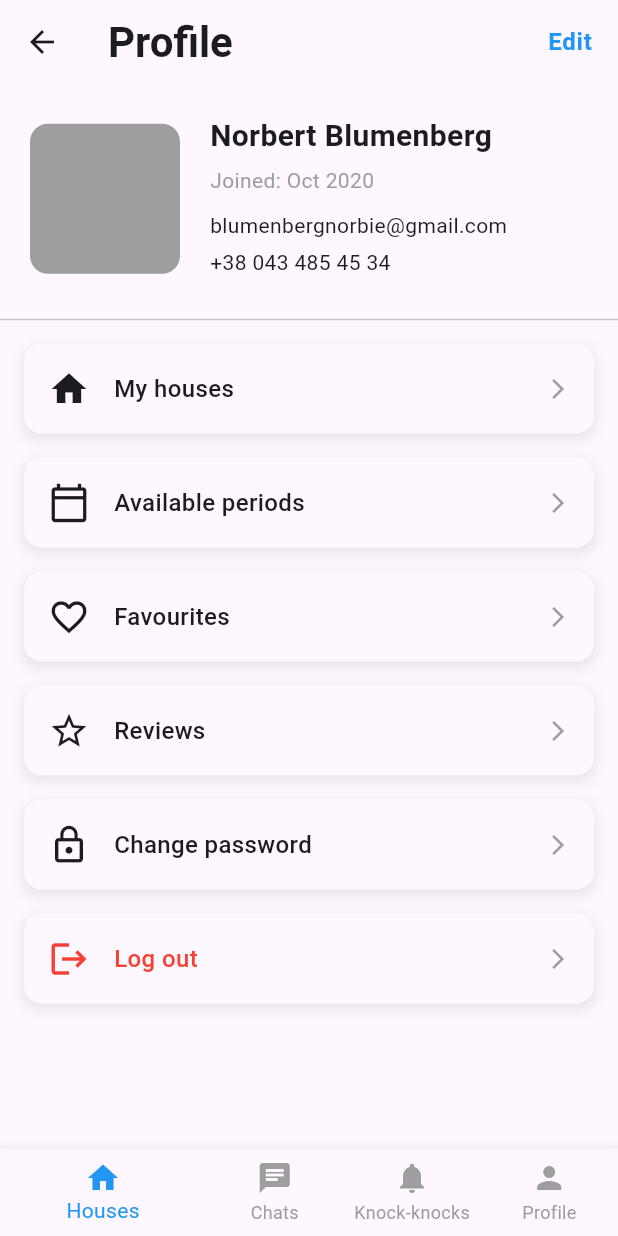
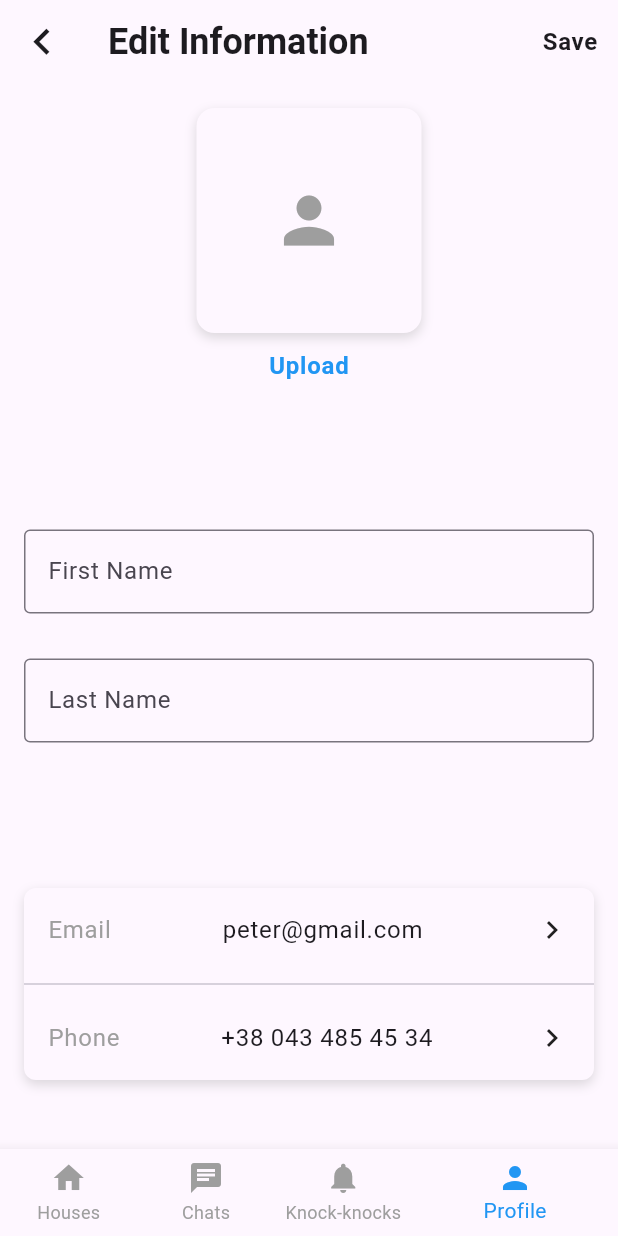
Before and after one commit to BekhruzMakhmudov/figma, a Flutter app: the ProfileScreen screen opened directly, after a tap on "Edit", on a phone screen of 412 x 824 dp. Run offline on Flutter 3.47's test engine with Material 3 defaults, Android fonts, the phone set to English and light mode, and no system bars.

Commit message:
Added new profile_edit_screen

```diff
--- a/lib/screen/house_screen.dart
+++ b/lib/screen/house_screen.dart
@@ -73,9 +73,11 @@ class _HouseScreenState extends State<HouseScreen> {
               SizedBox(
                 width: double.infinity,
                 height: 200,
-                child: ClipRRect(
-                  borderRadius: BorderRadius.circular(10),
-                  child: Container(color: Colors.grey),
+                child: Container(
+                  decoration: BoxDecoration(
+                    borderRadius: BorderRadius.circular(8),
+                    color: Colors.grey,
+                  ),
                 ),
               ),
               SizedBox(height: 12),
--- /dev/null
+++ b/lib/screen/profile_edit_screen.dart
@@ -0,0 +1,209 @@
+import 'package:flutter/material.dart';
+
+class ProfileEditScreen extends StatefulWidget {
+  const ProfileEditScreen({super.key});
+
+  @override
+  State<ProfileEditScreen> createState() => _ProfileEditScreenState();
+}
+
+class _ProfileEditScreenState extends State<ProfileEditScreen> {
+  int _currentIndex = 3;
+
+  final TextEditingController firstNameController = TextEditingController();
+
+  final TextEditingController lastNameController = TextEditingController();
+
+  final TextEditingController emailController = TextEditingController();
+
+  final TextEditingController phoneController = TextEditingController();
+
+  @override
+  Widget build(BuildContext context) {
+    return Scaffold(
+      appBar: AppBar(
+        title: Text(
+          'Edit Information',
+          style: Theme.of(context)
+              .textTheme
+              .headlineSmall
+              ?.copyWith(fontWeight: FontWeight.bold),
+        ),
+        leading: IconButton(
+          icon: Icon(
+            Icons.keyboard_arrow_left,
+            size: 35,
+          ),
+          onPressed: () => Navigator.of(context).pop(),
+        ),
+        actions: [
+          TextButton(
+            onPressed: () {},
+            child: Text(
+              'Save',
+              style: Theme.of(context)
+                  .textTheme
+                  .bodyLarge
+                  ?.copyWith(fontWeight: FontWeight.bold),
+            ),
+          ),
+        ],
+      ),
+      body: Padding(
+        padding: const EdgeInsets.all(16.0),
+        child: Column(
+          crossAxisAlignment: CrossAxisAlignment.start,
+          mainAxisAlignment: MainAxisAlignment.spaceBetween,
+          children: [
+            Center(
+              child: GestureDetector(
+                onTap: () {},
+                child: Column(
+                  children: [
+                    Container(
+                      width: 150,
+                      height: 150,
+                      decoration: BoxDecoration(
+                          color: Theme.of(context).colorScheme.surface,
+                          borderRadius:
+                              BorderRadius.circular(12), // Rounded corners
+                          boxShadow: [
+                            BoxShadow(
+                              color: Colors.grey.withAlpha(90),
+                              blurRadius: 6,
+                              offset: const Offset(0, 3),
+                            ),
+                          ]),
+                      child: Icon(Icons.person, color: Colors.grey, size: 50),
+                    ),
+                    SizedBox(height: 10),
+                    Text(
+                      'Upload',
+                      style: Theme.of(context).textTheme.bodyLarge?.copyWith(
+                            color: Colors.blue,
+                            fontWeight: FontWeight.bold,
+                          ),
+                    ),
+                  ],
+                ),
+              ),
+            ),
+            Column(
+              children: [
+                TextField(
+                  controller: firstNameController,
+                  decoration: InputDecoration(
+                    labelText: 'First Name',
+                    border: OutlineInputBorder(),
+                  ),
+                ),
+                SizedBox(height: 30),
+                TextField(
+                  controller: lastNameController,
+                  decoration: InputDecoration(
+                    labelText: 'Last Name',
+                    border: OutlineInputBorder(),
+                  ),
+                ),
+              ],
+            ),
+            Container(
+              margin: const EdgeInsets.only(bottom: 30),
+              decoration: BoxDecoration(
+                color: Theme.of(context).colorScheme.surface,
+                borderRadius: BorderRadius.circular(8),
+                boxShadow: [
+                  BoxShadow(
+                    color: Colors.grey.withAlpha(90),
+                    blurRadius: 6,
+                    offset: const Offset(0, 3),
+                  ),
+                ],
+              ),
+              child: Column(
+                children: [
+                  Padding(
+                    padding: const EdgeInsets.all(16.0),
+                    child: GestureDetector(
+                      child: Row(
+                        mainAxisAlignment: MainAxisAlignment.spaceBetween,
+                        children: [
+                          Text(
+                            "Email",
+                            style: Theme.of(context)
+                                .textTheme
+                                .bodyLarge
+                                ?.copyWith(color: Colors.grey),
+                          ),
+                          Text(
+                            'peter@gmail.com',
+                            style: Theme.of(context).textTheme.bodyLarge,
+                          ),
+                          Icon(Icons.keyboard_arrow_right),
+                        ],
+                      ),
+                      onTap: () {},
+                    ),
+                  ),
+                  Divider(),
+                  Padding(
+                    padding: const EdgeInsets.all(16.0),
+                    child: GestureDetector(
+                      child: Row(
+                        mainAxisAlignment: MainAxisAlignment.spaceBetween,
+                        children: [
+                          Text(
+                            "Phone",
+                            style: Theme.of(context)
+                                .textTheme
+                                .bodyLarge
+                                ?.copyWith(color: Colors.grey),
+                          ),
+                          Text(
+                            '+38 043 485 45 34',
+                            style: Theme.of(context).textTheme.bodyLarge,
+                          ),
+                          Icon(Icons.keyboard_arrow_right),
+                        ],
+                      ),
+                      onTap: () {},
+                    ),
+                  ),
+                ],
+              ),
+            ),
+          ],
+        ),
+      ),
+      bottomNavigationBar: BottomNavigationBar(
+        currentIndex: _currentIndex,
+        onTap: (index) {
+          setState(() {
+            _currentIndex = index;
+          });
+        },
+        selectedItemColor: Colors.blue, // Active tab color
+        unselectedItemColor: Colors.grey, // Inactive tab color
+        showUnselectedLabels: true,
+        items: [
+          BottomNavigationBarItem(
+            icon: Icon(Icons.home),
+            label: "Houses",
+          ),
+          BottomNavigationBarItem(
+            icon: Icon(Icons.chat),
+            label: "Chats",
+          ),
+          BottomNavigationBarItem(
+            icon: Icon(Icons.notifications),
+            label: "Knock-knocks",
+          ),
+          BottomNavigationBarItem(
+            icon: Icon(Icons.person),
+            label: "Profile",
+          ),
+        ],
+      ),
+    );
+  }
+}
--- a/lib/screen/profile_screen.dart
+++ b/lib/screen/profile_screen.dart
@@ -1,4 +1,5 @@
 import 'package:figma/screen/change_password_screen.dart';
+import 'package:figma/screen/profile_edit_screen.dart';
 import 'package:figma/widget/profile_option.dart';
 import 'package:flutter/material.dart';
 
@@ -27,7 +28,14 @@ class _ProfileScreenState extends State<ProfileScreen> {
         elevation: 0,
         actions: [
           TextButton(
-            onPressed: () {},
+            onPressed: () {
+              Navigator.push(
+                context,
+                MaterialPageRoute(
+                  builder: (context) => ProfileEditScreen(),
+                ),
+              );
+            },
             child: Text(
               "Edit",
               style: Theme.of(context).textTheme.bodyLarge?.copyWith(
--- a/lib/widget/profile_option.dart
+++ b/lib/widget/profile_option.dart
@@ -24,7 +24,7 @@ class ProfileOption extends StatelessWidget {
           borderRadius: BorderRadius.circular(12),
           boxShadow: [
             BoxShadow(
-              color: Colors.grey.withValues(alpha: 0.2),
+              color: Colors.grey.withAlpha(20),
               spreadRadius: 2,
               blurRadius: 6,
               offset: const Offset(0, 3),
```
